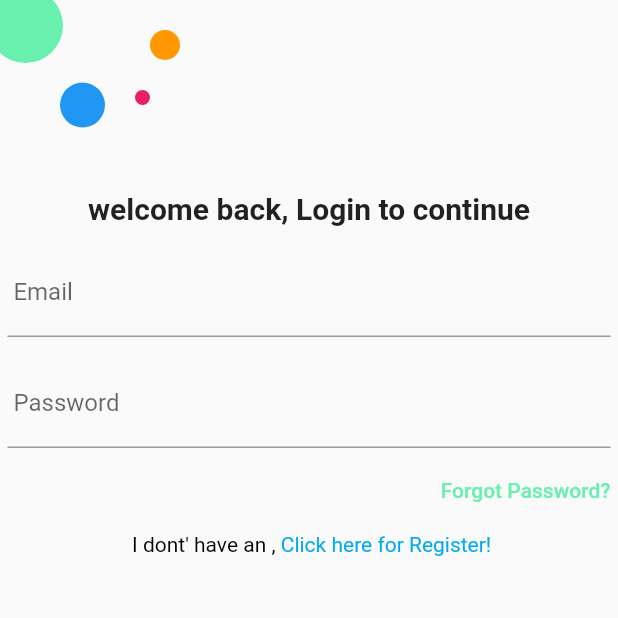
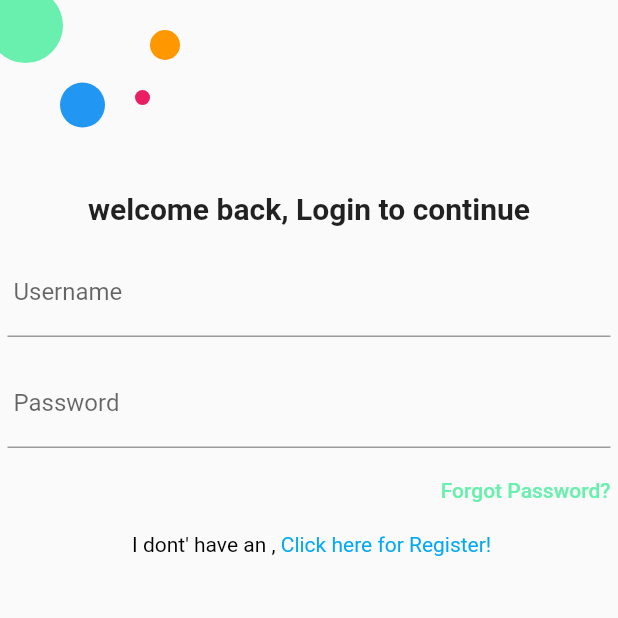
Before and after one commit to IzumiShaka-desu/login_register, a Flutter app: the screen it shows after launch, on a phone screen of 412 x 824 dp, the top half of it. Run offline on Flutter 3.47's test engine with Material 2 defaults, Android fonts, the phone set to English and light mode, and no system bars.

Commit message:
refactor loginform to statefulwidget

```diff
--- a/lib/components/loginform.dart
+++ b/lib/components/loginform.dart
@@ -1,10 +1,21 @@
 import 'package:flutter/material.dart';
 
-class LoginForm extends StatelessWidget {
+class LoginForm extends StatefulWidget {
   const LoginForm({
     Key key,
   }) : super(key: key);
 
+  @override
+  _LoginFormState createState() => _LoginFormState();
+}
+
+class _LoginFormState extends State<LoginForm> {
+  var controller={
+    'username':TextEditingController(),
+    'password':TextEditingController()
+  };
+  get username =>controller['username'].text;
+  get password =>controller['password'].text;
   @override
   Widget build(BuildContext context) {
     return Container(
@@ -24,12 +35,13 @@ class LoginForm extends StatelessWidget {
 
               SizedBox(height: 15),
               TextFormField(
-                keyboardType: TextInputType.emailAddress,
+                controller: controller['username'],
                 decoration:
-                    InputDecoration(labelText: ' Email'),
+                    InputDecoration(labelText: ' Username'),
               ),
               SizedBox(height: 15),
               TextFormField(
+                controller: controller['password'],
                 obscureText: true,
                 decoration:
                     InputDecoration(labelText: ' Password'),
```
